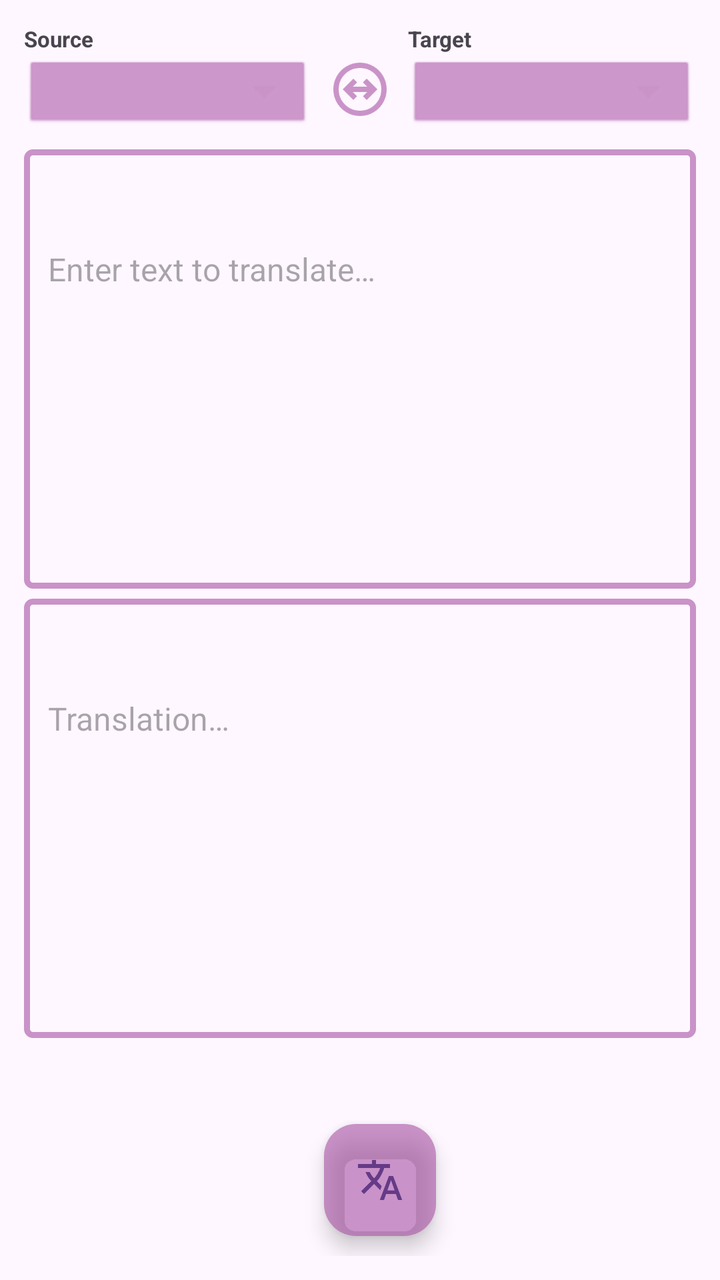
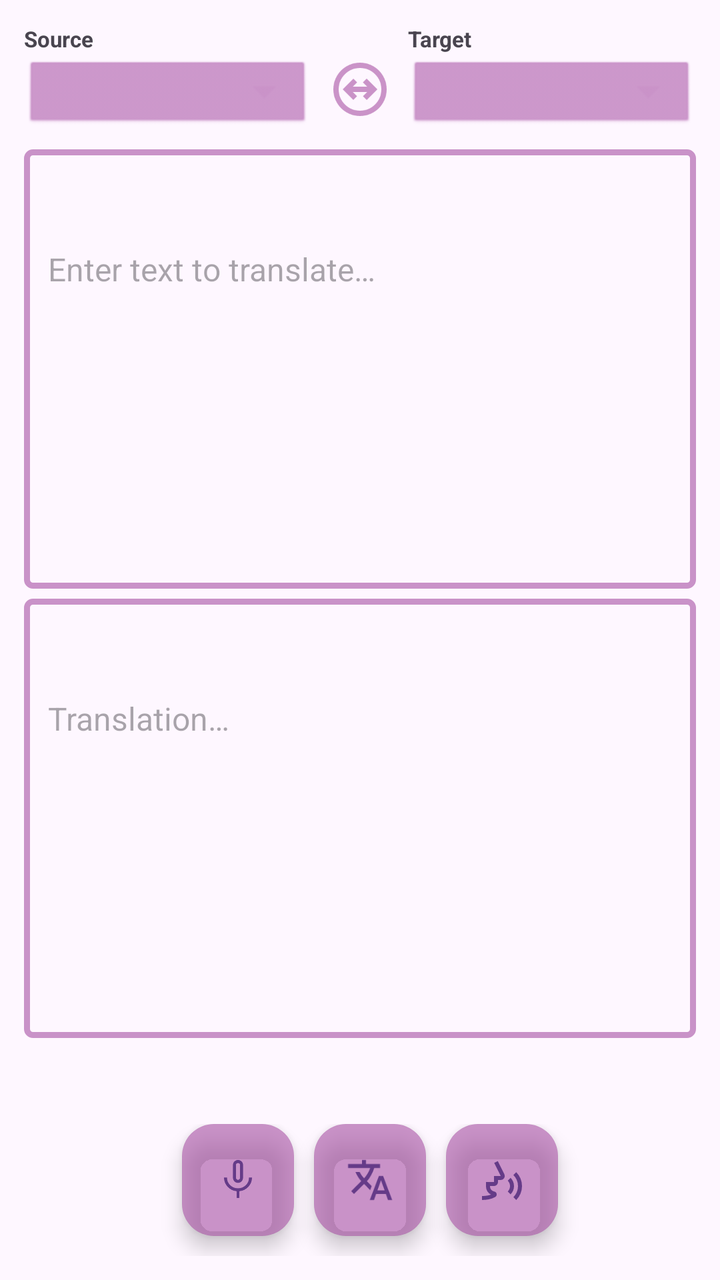

The first picture is an Android layout as it rendered before a commit; the second is the same layout after the commit. The layout source and the unified diff follow.
<!-- AndroidManifest.xml: application theme Theme.TFLiteAudio -->
<!-- res/layout/activity_main.xml -->
<androidx.coordinatorlayout.widget.CoordinatorLayout
    xmlns:android="http://schemas.android.com/apk/res/android"
    xmlns:tools="http://schemas.android.com/tools"
    android:layout_width="match_parent"
    android:layout_height="match_parent"
    android:keepScreenOn="true"
    android:fitsSystemWindows="true"
    android:id="@+id/rootLayout">

    <LinearLayout
        android:layout_width="match_parent"
        android:layout_height="match_parent"
        android:orientation="vertical"
        android:padding="12dp"
        tools:context="com.seemless.MainActivity">

        
        <LinearLayout
            android:id="@+id/langRow"
            android:layout_width="match_parent"
            android:layout_height="wrap_content"
            android:orientation="horizontal"
            android:gravity="center_vertical">

            
            <LinearLayout
                android:layout_width="0dp"
                android:layout_height="wrap_content"
                android:layout_weight="1"
                android:orientation="vertical">

                <TextView
                    android:layout_width="match_parent"
                    android:layout_height="wrap_content"
                    android:text="Source"
                    android:textSize="11sp"
                    android:textStyle="bold"
                    android:paddingBottom="2dp" />

                <Spinner
                    android:id="@+id/spinnerSource"
                    android:layout_width="match_parent"
                    android:layout_height="38dp"
                    android:backgroundTint="@color/colorAccent"
                    android:background="@android:drawable/btn_dropdown" />

                <EditText
                    android:id="@+id/etvCustomSource"
                    android:layout_width="match_parent"
                    android:layout_height="wrap_content"
                    android:hint="e.g. de-DE"
                    android:textSize="12sp"
                    android:visibility="gone"
                    android:inputType="text" />
            </LinearLayout>

            
            <ImageButton
                android:id="@+id/btnSwap"
                android:layout_width="36dp"
                android:layout_height="36dp"
                android:layout_marginStart="6dp"
                android:layout_marginEnd="6dp"
                android:layout_gravity="bottom"
                android:layout_marginBottom="4dp"
                android:src="@drawable/swap_32dp"
                android:background="@null"
                android:contentDescription="Swap languages" />

            
            <LinearLayout
                android:layout_width="0dp"
                android:layout_height="wrap_content"
                android:layout_weight="1"
                android:orientation="vertical">

                <TextView
                    android:layout_width="match_parent"
                    android:layout_height="wrap_content"
                    android:text="Target"
                    android:textSize="11sp"
                    android:textStyle="bold"
                    android:paddingBottom="2dp" />

                <Spinner
                    android:id="@+id/spinnerTarget"
                    android:layout_width="match_parent"
                    android:layout_height="38dp"
                    android:backgroundTint="@color/colorAccent"
                    android:background="@android:drawable/btn_dropdown"/>

                <EditText
                    android:id="@+id/etvCustomTarget"
                    android:layout_width="match_parent"
                    android:layout_height="wrap_content"
                    android:hint="e.g. de-DE"
                    android:textSize="12sp"
                    android:visibility="gone"
                    android:inputType="text" />
            </LinearLayout>
        </LinearLayout>

        
        <ScrollView
            android:id="@+id/scroll_input"
            android:layout_width="match_parent"
            android:layout_height="0dp"
            android:layout_weight="1"
            android:background="@drawable/rounded_button_frame"
            android:layout_marginTop="8dp">

            <EditText
                android:id="@+id/etvInput"
                android:layout_width="match_parent"
                android:layout_height="wrap_content"
                android:background="@null"
                android:textSize="16sp"
                android:padding="12dp"
                android:inputType="textNoSuggestions|textMultiLine"
                android:hint="Enter text to translate…"
                android:minHeight="120dp" />
        </ScrollView>

        
        <ScrollView
            android:id="@+id/scroll_output"
            android:layout_width="match_parent"
            android:layout_height="0dp"
            android:layout_weight="1"
            android:layout_marginVertical="5dp"
            android:background="@drawable/rounded_button_frame"
            android:layout_marginBottom="8dp">

            <EditText
                android:id="@+id/etvResult"
                android:layout_width="match_parent"
                android:layout_height="wrap_content"
                android:background="@null"
                android:textSize="16sp"
                android:padding="12dp"
                android:textIsSelectable="true"
                android:inputType="textNoSuggestions|textMultiLine"
                android:hint="Translation…"
                android:minHeight="120dp" />
        </ScrollView>

        
        <ProgressBar
            android:id="@+id/progressBar"
            style="@style/Widget.AppCompat.ProgressBar.Horizontal"
            android:layout_width="match_parent"
            android:layout_height="32dp"
            android:visibility="invisible"
            android:indeterminateTint="@color/colorAccent"
            android:layout_marginBottom="6dp" />

        <com.google.android.material.floatingactionbutton.FloatingActionButton
            android:id="@+id/translateButton"
            android:layout_width="wrap_content"
            android:layout_height="wrap_content"
            android:layout_gravity="center_horizontal"
            android:layout_marginStart="10dp"
            android:backgroundTint="@color/colorAccent"
            android:src="@drawable/translate_48dp"
            android:contentDescription="Translate"
            android:layout_marginBottom="10dp" />

    </LinearLayout>
</androidx.coordinatorlayout.widget.CoordinatorLayout>
<!-- resources referenced by this layout -->
<resources>
  <color name="colorAccent">#99A750A4</color>
  <!-- drawable rounded_button_frame (drawable) -->
  <shape xmlns:android="http://schemas.android.com/apk/res/android">
      <stroke android:width="3dp"/>
      <stroke android:color="@color/colorAccent" />
      <corners android:radius="3dp" />
  </shape>
  <!-- drawable swap_32dp (drawable) -->
  <vector xmlns:android="http://schemas.android.com/apk/res/android"
      android:width="32dp"
      android:height="32dp"
      android:viewportWidth="960"
      android:viewportHeight="960">
    <path
        android:pathData="M324,848.5Q251,817 197,763t-85.5,-127Q80,563 80,480t31.5,-156Q143,251 197,197t127,-85.5Q397,80 480,80t156,31.5Q709,143 763,197t85.5,127Q880,397 880,480t-31.5,156Q817,709 763,763t-127,85.5Q563,880 480,880t-156,-31.5ZM480,800q133,0 226.5,-93.5T800,480q0,-133 -93.5,-226.5T480,160q-133,0 -226.5,93.5T160,480q0,133 93.5,226.5T480,800ZM480,480ZM380,640l56,-56 -64,-64h216l-64,64 56,56 160,-160 -160,-160 -56,56 64,64L372,440l64,-64 -56,-56 -160,160 160,160Z"
        android:fillColor="@color/colorAccent"/>
  </vector>
  <!-- drawable translate_48dp (drawable) -->
  <vector xmlns:android="http://schemas.android.com/apk/res/android"
      android:width="48dp"
      android:height="48dp"
      android:viewportWidth="960"
      android:viewportHeight="960">
    <path
        android:pathData="m476,880 l182,-480h84L924,880h-84l-43,-122L603,758L560,880h-84ZM160,760l-56,-56 202,-202q-35,-35 -63.5,-80T190,320h84q20,39 40,68t48,58q33,-33 68.5,-92.5T484,240L40,240v-80h280v-80h80v80h280v80L564,240q-21,72 -63,148t-83,116l96,98 -30,82 -122,-125 -202,201ZM628,688h144l-72,-204 -72,204Z"
        android:fillColor="@color/colorAccent"/>
  </vector>
  <style name="Theme.TFLiteAudio" parent="Theme.Material3.DayNight.NoActionBar">
          
          
      </style>
</resources>

<!-- the commit's change to res/layout/activity_main.xml (unified diff, before → after) -->
@@ -154,16 +154,42 @@
             android:indeterminateTint="@color/colorAccent"
             android:layout_marginBottom="6dp" />
 
-        <com.google.android.material.floatingactionbutton.FloatingActionButton
-            android:id="@+id/translateButton"
-            android:layout_width="wrap_content"
+        <LinearLayout
+            android:layout_width="match_parent"
             android:layout_height="wrap_content"
-            android:layout_gravity="center_horizontal"
-            android:layout_marginStart="10dp"
-            android:backgroundTint="@color/colorAccent"
-            android:src="@drawable/translate_48dp"
-            android:contentDescription="Translate"
-            android:layout_marginBottom="10dp" />
+            android:gravity="center_horizontal"
+            android:orientation="horizontal">
+            <com.google.android.material.floatingactionbutton.FloatingActionButton
+                android:id="@+id/inputButton"
+                android:layout_width="wrap_content"
+                android:layout_height="wrap_content"
+                android:layout_marginStart="10dp"
+                android:backgroundTint="@color/colorAccent"
+                android:src="@drawable/mic_48dp"
+                android:contentDescription="Record"
+                android:layout_marginBottom="10dp" />
+
+            <com.google.android.material.floatingactionbutton.FloatingActionButton
+                android:id="@+id/translateButton"
+                android:layout_width="wrap_content"
+                android:layout_height="wrap_content"
+                android:layout_marginStart="10dp"
+                android:backgroundTint="@color/colorAccent"
+                android:src="@drawable/translate_48dp"
+                android:contentDescription="Translate"
+                android:layout_marginBottom="10dp" />
+            <com.google.android.material.floatingactionbutton.FloatingActionButton
+                android:id="@+id/ttsButton"
+                android:layout_width="wrap_content"
+                android:layout_height="wrap_content"
+                android:layout_marginStart="10dp"
+                android:backgroundTint="@color/colorAccent"
+                android:src="@drawable/voice_48dp"
+                android:contentDescription="TextToSpeech"
+                android:layout_marginBottom="10dp" />
+
+        </LinearLayout>
+
 
     </LinearLayout>
 </androidx.coordinatorlayout.widget.CoordinatorLayout>
<!-- resource entries referenced after the edit -->
@@ -1,6 +1,16 @@
 <!-- resources referenced by this layout -->
 <resources>
   <color name="colorAccent">#99A750A4</color>
+  <!-- drawable mic_48dp (drawable) -->
+  <vector xmlns:android="http://schemas.android.com/apk/res/android"
+      android:width="48dp"
+      android:height="48dp"
+      android:viewportWidth="960"
+      android:viewportHeight="960">
+    <path
+        android:pathData="M480,537q-43,0 -72,-30.92 -29,-30.91 -29,-75.08v-251q0,-41.67 29.44,-70.83Q437.88,80 479.94,80t71.56,29.17Q581,138.33 581,180v251q0,44.17 -29,75.08Q523,537 480,537ZM480,309ZM450,840v-136q-106,-11 -178,-89t-72,-184h60q0,91 64.29,153t155.5,62q91.21,0 155.71,-62Q700,522 700,431h60q0,106 -72,184t-178,89v136h-60ZM480,477q18,0 29.5,-13.5T521,431v-251q0,-17 -11.79,-28.5T480,140q-17.42,0 -29.21,11.5T439,180v251q0,19 11.5,32.5T480,477Z"
+        android:fillColor="@color/colorAccent"/>
+  </vector>
   <!-- drawable rounded_button_frame (drawable) -->
   <shape xmlns:android="http://schemas.android.com/apk/res/android">
       <stroke android:width="3dp"/>
@@ -27,6 +37,12 @@
         android:pathData="m476,880 l182,-480h84L924,880h-84l-43,-122L603,758L560,880h-84ZM160,760l-56,-56 202,-202q-35,-35 -63.5,-80T190,320h84q20,39 40,68t48,58q33,-33 68.5,-92.5T484,240L40,240v-80h280v-80h80v80h280v80L564,240q-21,72 -63,148t-83,116l96,98 -30,82 -122,-125 -202,201ZM628,688h144l-72,-204 -72,204Z"
         android:fillColor="@color/colorAccent"/>
   </vector>
+  <!-- drawable voice_48dp (drawable) -->
+  <vector xmlns:android="http://schemas.android.com/apk/res/android" android:height="48dp" android:viewportHeight="960" android:viewportWidth="960" android:width="48dp">
+        
+      <path android:fillColor="@color/colorAccent" android:pathData="M80,880v-80q46,0 91,-6t88,-22q-46,-23 -72.5,-66.5T160,611v-91h160v-120h135L324,138l72,-36 131,262q20,40 -3,78t-68,38h-56v40q0,33 -23.5,56.5T320,600h-80v11q0,35 21.5,61.5T316,708l12,3q40,10 45,50t-31,60q-60,33 -126.5,46T80,880ZM652,766 L595,710q21,-21 33,-48.5t12,-59.5q0,-32 -12,-59.5T595,494l57,-57q32,32 50,74.5t18,90.5q0,48 -18,90t-50,74ZM765,880l-57,-57q43,-43 67.5,-99.5T800,602q0,-66 -24.5,-122T708,381l57,-57q54,54 84.5,125T880,602q0,81 -30.5,152.5T765,880Z"/>
+      
+  </vector>
   <style name="Theme.TFLiteAudio" parent="Theme.Material3.DayNight.NoActionBar">
           
           
